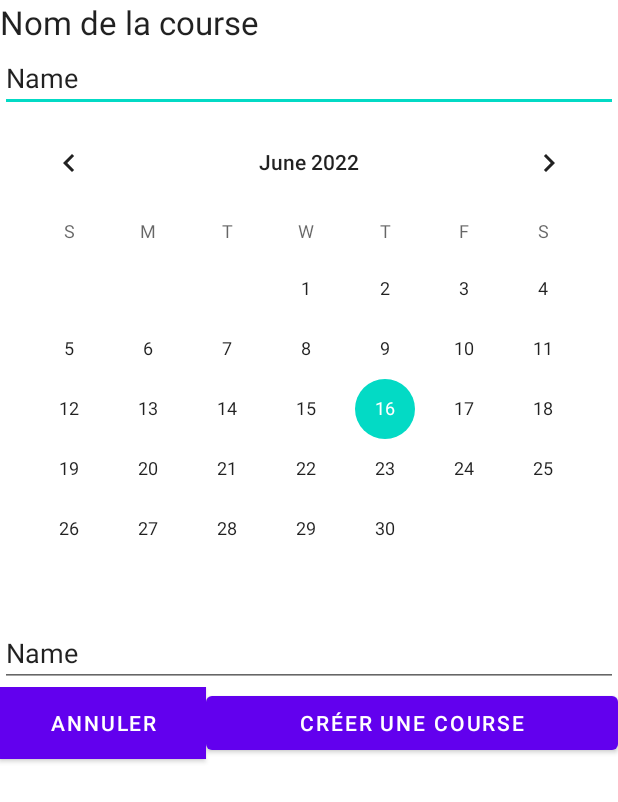
After one commit to Dev-Mobile-Efrei/SoapboxApp, an Android app: the CreateRaceActivity screen opened directly, with no data from a screen before it, on a phone screen of 412 x 824 dp. The commit adds this screen. Shown: the top 802 px of the screen. Run offline under Robolectric (Android 15) with nearby library versions, the phone set to English and light mode, and no system bars.

Commit message:
feat: Created create Race activity and updated race schema

```diff
--- a/app/build.gradle
+++ b/app/build.gradle
@@ -35,4 +35,5 @@ dependencies {
     implementation 'com.j256.ormlite:ormlite-jdbc:6.1'
     implementation 'mysql:mysql-connector-java:5.1.46'
     implementation 'org.jetbrains:annotations:20.1.0'
+    implementation 'com.google.android.gms:play-services-maps:18.0.2'
 }
--- /dev/null
+++ b/app/src/main/java/fr/barbier/lyaet/soapboxapp/CreateRaceActivity.java
@@ -0,0 +1,82 @@
+package fr.barbier.lyaet.soapboxapp;
+
+import androidx.appcompat.app.AppCompatActivity;
+
+import android.content.Intent;
+import android.location.Geocoder;
+import android.os.Bundle;
+import android.view.View;
+import android.widget.Button;
+import android.widget.CalendarView;
+import android.widget.EditText;
+
+import com.google.android.gms.maps.MapView;
+
+import java.time.Clock;
+import java.time.Instant;
+import java.util.Date;
+
+import fr.barbier.lyaet.soapboxapp.core.Application.Business.RaceModel;
+import fr.barbier.lyaet.soapboxapp.core.Application.repository.RaceRepository;
+import fr.barbier.lyaet.soapboxapp.location.service.LocationService;
+import fr.barbier.lyaet.soapboxapp.location.service.TextEditLocationUpdater;
+
+public class CreateRaceActivity extends AppCompatActivity {
+
+    private MapView mapView;
+
+    private EditText raceNameTextEdit;
+
+    private Button createRaceButton;
+
+    private CalendarView calendarView;
+
+    private EditText addressEditText;
+
+    @Override
+    protected void onCreate(Bundle savedInstanceState) {
+        super.onCreate(savedInstanceState);
+        setContentView(R.layout.activity_create_race);
+        this.raceNameTextEdit = this.findViewById(R.id.courseNameEditText);
+        this.createRaceButton = this.findViewById(R.id.createRaceButton);
+        this.calendarView = this.findViewById(R.id.calendarView);
+        this.addressEditText = this.findViewById(R.id.addressEditText);
+        Geocoder geocoder = new Geocoder(this.getApplicationContext());
+        TextEditLocationUpdater textEditLocationUpdater = new TextEditLocationUpdater(this.addressEditText,geocoder);
+        LocationService locationService = new LocationService(this, textEditLocationUpdater);
+        locationService.requestForLocation();
+
+    }
+
+    public void createRace(View view)
+    {
+        if(this.raceNameTextEdit.getText().toString().isEmpty())
+        {
+            return;
+        }
+
+        Date date = new Date(this.calendarView.getDate());
+        RaceModel raceModel = RaceModel.create(this.raceNameTextEdit.getText().toString(), date, this.addressEditText.getText().toString());
+
+        Thread createRaceThread = new Thread(new Runnable() {
+
+            @Override
+            public void run() {
+                RaceRepository.get().insert(raceModel);
+            }
+        });
+        createRaceThread.start();
+        this.returnToList();
+    }
+
+    public void cancelCreate(View view)
+    {
+        this.returnToList();
+    }
+
+    public void returnToList()
+    {
+        Intent intent = new Intent(this, RaceListActivity.class);
+        this.startActivity(intent);
+    }
+}
--- a/app/src/main/java/fr/barbier/lyaet/soapboxapp/core/domain/model/Race.java
+++ b/app/src/main/java/fr/barbier/lyaet/soapboxapp/core/domain/model/Race.java
@@ -7,5 +7,6 @@ public interface Race {
     long getId();
     String getName();
     Collection<Participation> getParticipations();
+    String getAddress();
     Date getDate();
 }
--- /dev/null
+++ b/app/src/main/java/fr/barbier/lyaet/soapboxapp/location/service/TextEditLocationUpdater.java
@@ -0,0 +1,45 @@
+package fr.barbier.lyaet.soapboxapp.location.service;
+
+import android.content.Context;
+import android.location.Address;
+import android.location.Geocoder;
+import android.location.Location;
+import android.location.LocationListener;
+import android.widget.EditText;
+import android.widget.TextView;
+
+import androidx.annotation.NonNull;
+
+import java.io.IOException;
+import java.util.List;
+
+public class TextEditLocationUpdater implements LocationListener {
+
+    private final EditText result;
+
+    private Geocoder geocoder;
+
+    public TextEditLocationUpdater(EditText result, Geocoder geocoder) {
+        this.result = result;
+        this.geocoder = geocoder;
+    }
+
+    @Override
+    public void onLocationChanged(@NonNull Location location) {
+        try {
+            StringBuilder stringBuilder = new StringBuilder(0);
+            List<Address> adressList = this.geocoder.getFromLocation(location.getLatitude(), location.getLongitude(), 1);
+
+            adressList.forEach(address ->{
+                    stringBuilder.append(address.getCountryName()).append(" ").append(address.getLocality()).append(" ")
+                    .append(address.getAdminArea()).append(" ");
+                    stringBuilder.append(address.getPostalCode());
+            });
+            this.result.setText(stringBuilder.toString());
+        } catch (IOException e) {
+
+        }
+
+
+    }
+}
--- /dev/null
+++ b/app/src/main/res/layout/activity_create_race.xml
@@ -0,0 +1,61 @@
+<?xml version="1.0" encoding="utf-8"?>
+<LinearLayout xmlns:android="http://schemas.android.com/apk/res/android"
+        xmlns:tools="http://schemas.android.com/tools"
+        xmlns:app="http://schemas.android.com/apk/res-auto"
+        android:layout_width="match_parent"
+        android:layout_height="match_parent"
+        tools:context=".CreateRaceActivity"
+        android:orientation="vertical">
+
+    <TextView
+            android:text="@string/NameOfRaceLabel"
+            android:layout_width="match_parent"
+            android:layout_height="wrap_content"
+            android:id="@+id/textView2"
+            android:textAppearance="@style/TextAppearance.AppCompat.Large" />
+
+    <EditText
+            android:layout_width="match_parent"
+            android:layout_height="wrap_content"
+            android:inputType="textPersonName"
+            android:text="Name"
+            android:ems="10"
+            android:id="@+id/courseNameEditText" />
+
+    <CalendarView
+            android:layout_width="match_parent"
+            android:layout_height="wrap_content"
+            android:id="@+id/calendarView" />
+
+    <EditText
+            android:layout_width="match_parent"
+            android:layout_height="wrap_content"
+            android:inputType="textPersonName"
+            android:text="Name"
+            android:ems="10"
+            android:id="@+id/addressEditText" />
+
+    <LinearLayout
+            android:orientation="horizontal"
+            android:layout_width="match_parent"
+            android:layout_height="match_parent">
+
+        <Button
+                android:text="@string/cancelBtn"
+                android:layout_width="match_parent"
+                android:layout_height="wrap_content"
+                android:id="@+id/button3"
+                android:layout_weight="2"
+                android:background="@color/design_default_color_error"
+                android:backgroundTint="#CA2C2C"
+                android:onClick="cancelCreate" />
+
+        <Button
+                android:text="@string/btnCreateRace"
+                android:layout_width="match_parent"
+                android:layout_height="wrap_content"
+                android:id="@+id/createRaceButton"
+                android:onClick="createRace"
+                android:layout_weight="1" />
+    </LinearLayout>
+</LinearLayout>
--- a/app/src/main/res/layout/activity_race_list.xml
+++ b/app/src/main/res/layout/activity_race_list.xml
@@ -37,6 +37,7 @@
             android:minWidth="40dp"
             android:minHeight="40dp"
             android:layout_gravity="bottom|right"
-            android:layout_margin="10dp"/>
+            android:layout_margin="10dp"
+            android:onClick="onCreateRaceHandlerActivity" />
 
 </LinearLayout>
--- /dev/null
+++ b/app/src/main/res/values/create_race_activity.xml
@@ -0,0 +1,6 @@
+<?xml version="1.0" encoding="utf-8"?>
+<resources>
+    <string name="btnCreateRace">Créer une course</string>
+    <string name="cancelBtn">Annuler</string>
+    <string name="NameOfRaceLabel">Nom de la course</string>
+</resources>
--- a/app/src/main/res/values/strings.xml
+++ b/app/src/main/res/values/strings.xml
@@ -1,6 +1,6 @@
 <resources>
     <string name="app_name">SoapboxApp</string>
-    <string name="database_url">jdbc:mysql://10.0.2.2:33060/soapbox</string>
+    <string name="database_url">jdbc:mysql://10.0.2.2:3306/soapbox</string>
     <string name="database_username">root</string>
-    <string name="database_password">passroot</string>
+    <string name="database_password">louis1610</string>
 </resources>
```
Also changed, not shown: app/src/main/AndroidManifest.xml (+9 -4 lines), app/src/main/java/fr/barbier/lyaet/soapboxapp/RaceListActivity.java (+8 -0 lines), app/src/main/java/fr/barbier/lyaet/soapboxapp/core/Application/Business/RaceModel.java (+14 -0 lines), app/src/main/java/fr/barbier/lyaet/soapboxapp/location/service/TextViewLocationUpdater.java (deleted, +0 -22 lines).
